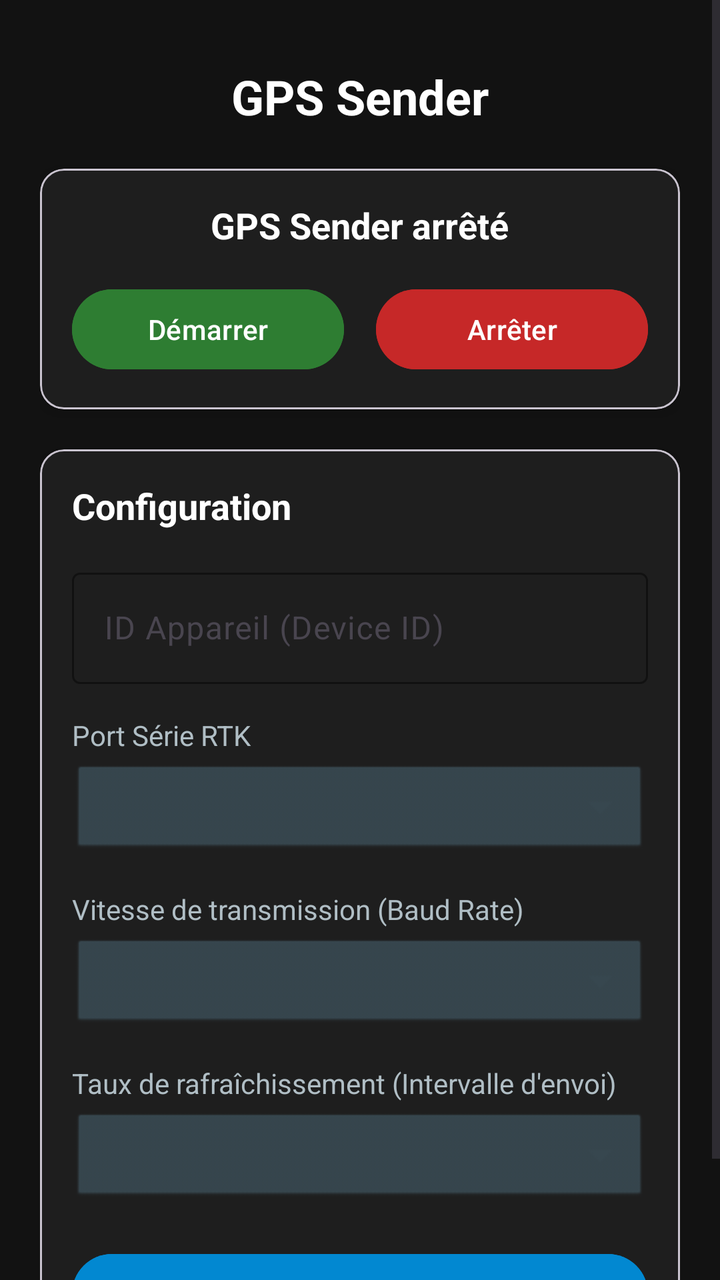
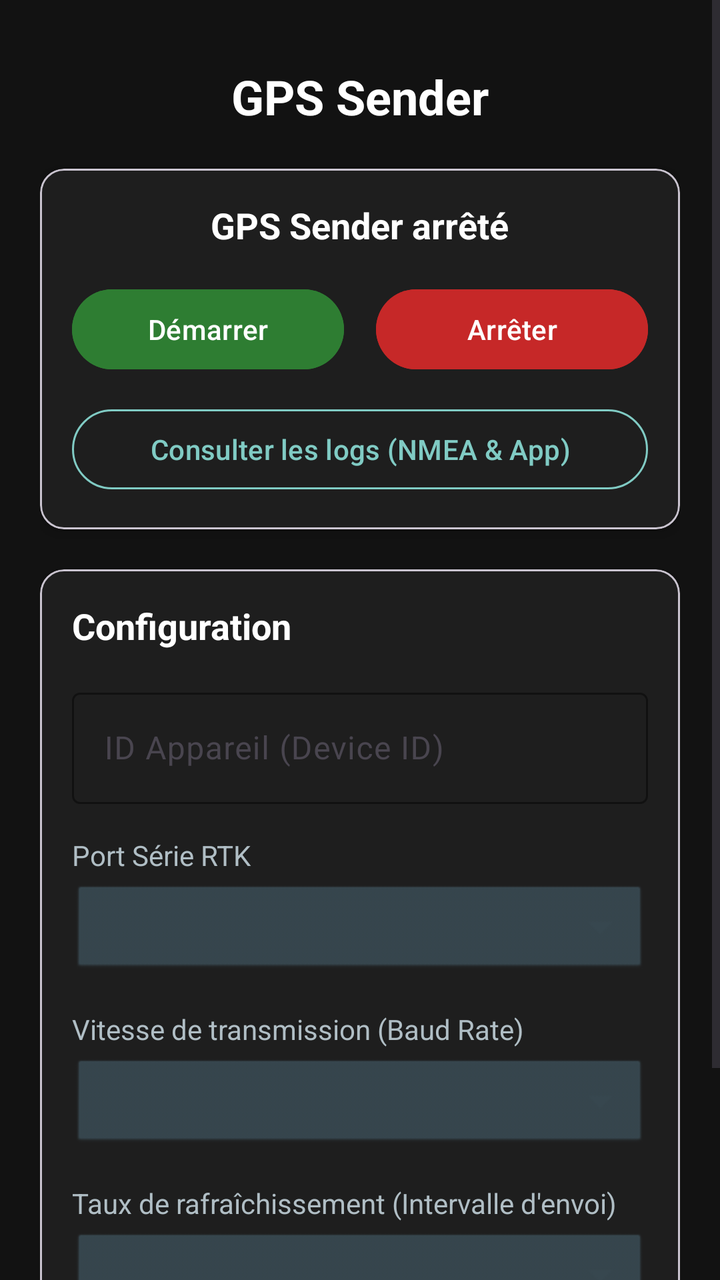

Before-and-after screenshots of an Android layout around one commit, followed by the original layout XML and the change that was made.
<!-- AndroidManifest.xml: application theme Theme.GPSSender -->
<!-- res/layout/activity_main.xml -->
<?xml version="1.0" encoding="utf-8"?>
<ScrollView xmlns:android="http://schemas.android.com/apk/res/android"
    xmlns:app="http://schemas.android.com/apk/res-auto"
    android:layout_width="match_parent"
    android:layout_height="match_parent"
    android:fillViewport="true"
    android:background="#121212">

    <LinearLayout
        android:layout_width="match_parent"
        android:layout_height="wrap_content"
        android:orientation="vertical"
        android:padding="20dp">

        <TextView
            android:layout_width="match_parent"
            android:layout_height="wrap_content"
            android:text="GPS Sender"
            android:textSize="24sp"
            android:textStyle="bold"
            android:textColor="@android:color/white"
            android:gravity="center"
            android:layout_marginTop="12dp"
            android:layout_marginBottom="20dp" />

        
        <com.google.android.material.card.MaterialCardView
            android:layout_width="match_parent"
            android:layout_height="wrap_content"
            android:layout_marginBottom="20dp"
            app:cardCornerRadius="12dp"
            app:cardElevation="4dp"
            app:cardBackgroundColor="#1E1E1E">

            <LinearLayout
                android:layout_width="match_parent"
                android:layout_height="wrap_content"
                android:orientation="vertical"
                android:padding="16dp"
                android:gravity="center">

                <TextView
                    android:id="@+id/statusText"
                    android:layout_width="wrap_content"
                    android:layout_height="wrap_content"
                    android:text="GPS Sender arrêté"
                    android:textSize="18sp"
                    android:textStyle="bold"
                    android:textColor="@android:color/white"
                    android:layout_marginBottom="16dp"
                    android:gravity="center" />

                <LinearLayout
                    android:layout_width="match_parent"
                    android:layout_height="wrap_content"
                    android:orientation="horizontal"
                    android:gravity="center">

                    <Button
                        android:id="@+id/startButton"
                        android:layout_width="0dp"
                        android:layout_height="wrap_content"
                        android:layout_weight="1"
                        android:layout_marginEnd="8dp"
                        android:text="Démarrer"
                        android:backgroundTint="#2E7D32" />

                    <Button
                        android:id="@+id/stopButton"
                        android:layout_width="0dp"
                        android:layout_height="wrap_content"
                        android:layout_weight="1"
                        android:layout_marginStart="8dp"
                        android:text="Arrêter"
                        android:backgroundTint="#C62828" />
                </LinearLayout>

            </LinearLayout>
        </com.google.android.material.card.MaterialCardView>

        
        <com.google.android.material.card.MaterialCardView
            android:layout_width="match_parent"
            android:layout_height="wrap_content"
            app:cardCornerRadius="12dp"
            app:cardElevation="4dp"
            app:cardBackgroundColor="#1E1E1E">

            <LinearLayout
                android:layout_width="match_parent"
                android:layout_height="wrap_content"
                android:orientation="vertical"
                android:padding="16dp">

                <TextView
                    android:layout_width="match_parent"
                    android:layout_height="wrap_content"
                    android:text="Configuration"
                    android:textSize="18sp"
                    android:textStyle="bold"
                    android:textColor="@android:color/white"
                    android:layout_marginBottom="16dp" />

                
                <com.google.android.material.textfield.TextInputLayout
                    android:layout_width="match_parent"
                    android:layout_height="wrap_content"
                    android:layout_marginBottom="16dp"
                    android:hint="ID Appareil (Device ID)"
                    app:boxBackgroundMode="outline"
                    app:boxStrokeColor="#80CBC4"
                    app:hintTextColor="#80CBC4">

                    <com.google.android.material.textfield.TextInputEditText
                        android:id="@+id/deviceIdEditText"
                        android:layout_width="match_parent"
                        android:layout_height="wrap_content"
                        android:inputType="text"
                        android:textColor="@android:color/white"
                        android:textSize="16sp" />
                </com.google.android.material.textfield.TextInputLayout>

                
                <TextView
                    android:layout_width="match_parent"
                    android:layout_height="wrap_content"
                    android:text="Port Série RTK"
                    android:textColor="#B0BEC5"
                    android:textSize="14sp"
                    android:layout_marginBottom="4dp" />

                <Spinner
                    android:id="@+id/portSpinner"
                    android:layout_width="match_parent"
                    android:layout_height="48dp"
                    android:layout_marginBottom="16dp"
                    android:background="@android:drawable/btn_dropdown"
                    android:backgroundTint="#37474F" />

                
                <TextView
                    android:layout_width="match_parent"
                    android:layout_height="wrap_content"
                    android:text="Vitesse de transmission (Baud Rate)"
                    android:textColor="#B0BEC5"
                    android:textSize="14sp"
                    android:layout_marginBottom="4dp" />

                <Spinner
                    android:id="@+id/baudRateSpinner"
                    android:layout_width="match_parent"
                    android:layout_height="48dp"
                    android:layout_marginBottom="16dp"
                    android:background="@android:drawable/btn_dropdown"
                    android:backgroundTint="#37474F" />

                
                <TextView
                    android:layout_width="match_parent"
                    android:layout_height="wrap_content"
                    android:text="Taux de rafraîchissement (Intervalle d'envoi)"
                    android:textColor="#B0BEC5"
                    android:textSize="14sp"
                    android:layout_marginBottom="4dp" />

                <Spinner
                    android:id="@+id/refreshRateSpinner"
                    android:layout_width="match_parent"
                    android:layout_height="48dp"
                    android:layout_marginBottom="20dp"
                    android:background="@android:drawable/btn_dropdown"
                    android:backgroundTint="#37474F" />

                
                <Button
                    android:id="@+id/saveButton"
                    android:layout_width="match_parent"
                    android:layout_height="wrap_content"
                    android:text="Enregistrer les paramètres"
                    android:backgroundTint="#0288D1"
                    android:textColor="@android:color/white" />

            </LinearLayout>
        </com.google.android.material.card.MaterialCardView>

    </LinearLayout>
</ScrollView>
<!-- resources referenced by this layout -->
<resources>
  <style name="Theme.GPSSender" parent="Base.Theme.GPSSender" />
  <style name="Base.Theme.GPSSender" parent="Theme.Material3.DayNight.NoActionBar">
          
          
      </style>
</resources>

<!-- the commit's change to res/layout/activity_main.xml (unified diff, before → after) -->
@@ -54,7 +54,8 @@
                     android:layout_width="match_parent"
                     android:layout_height="wrap_content"
                     android:orientation="horizontal"
-                    android:gravity="center">
+                    android:gravity="center"
+                    android:layout_marginBottom="12dp">
 
                     <Button
                         android:id="@+id/startButton"
@@ -74,6 +75,15 @@
                         android:text="Arrêter"
                         android:backgroundTint="#C62828" />
                 </LinearLayout>
+
+                <Button
+                    android:id="@+id/viewLogsButton"
+                    style="@style/Widget.Material3.Button.OutlinedButton"
+                    android:layout_width="match_parent"
+                    android:layout_height="wrap_content"
+                    android:text="Consulter les logs (NMEA &amp; App)"
+                    android:textColor="#80CBC4"
+                    app:strokeColor="#80CBC4" />
 
             </LinearLayout>
         </com.google.android.material.card.MaterialCardView>
